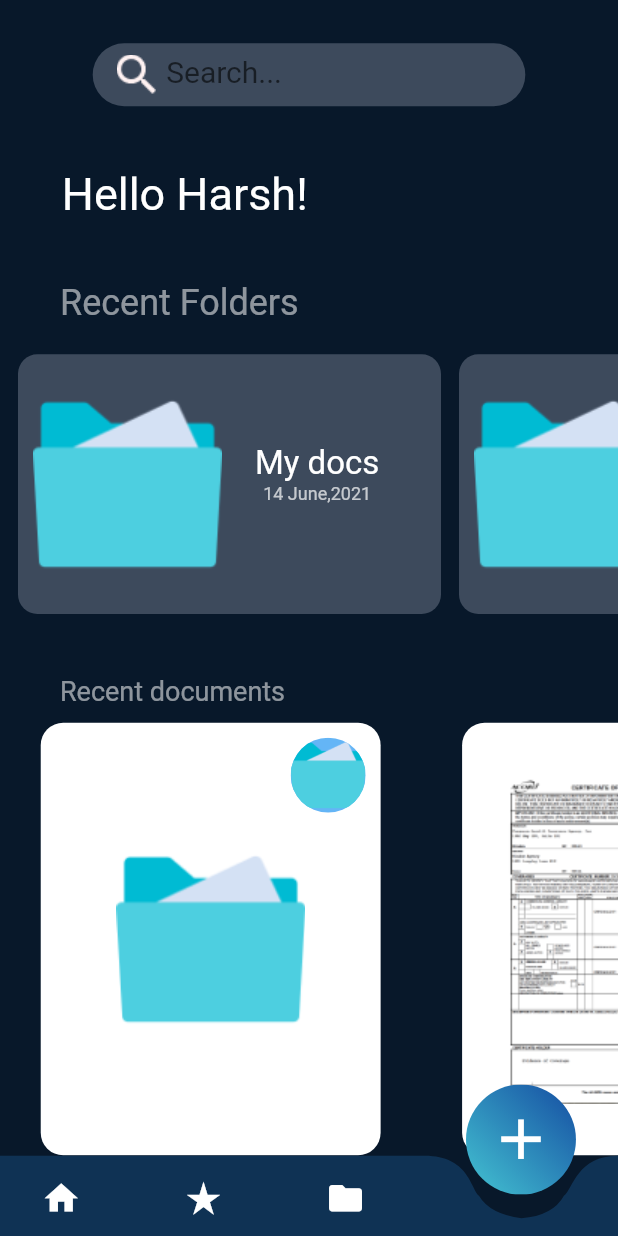
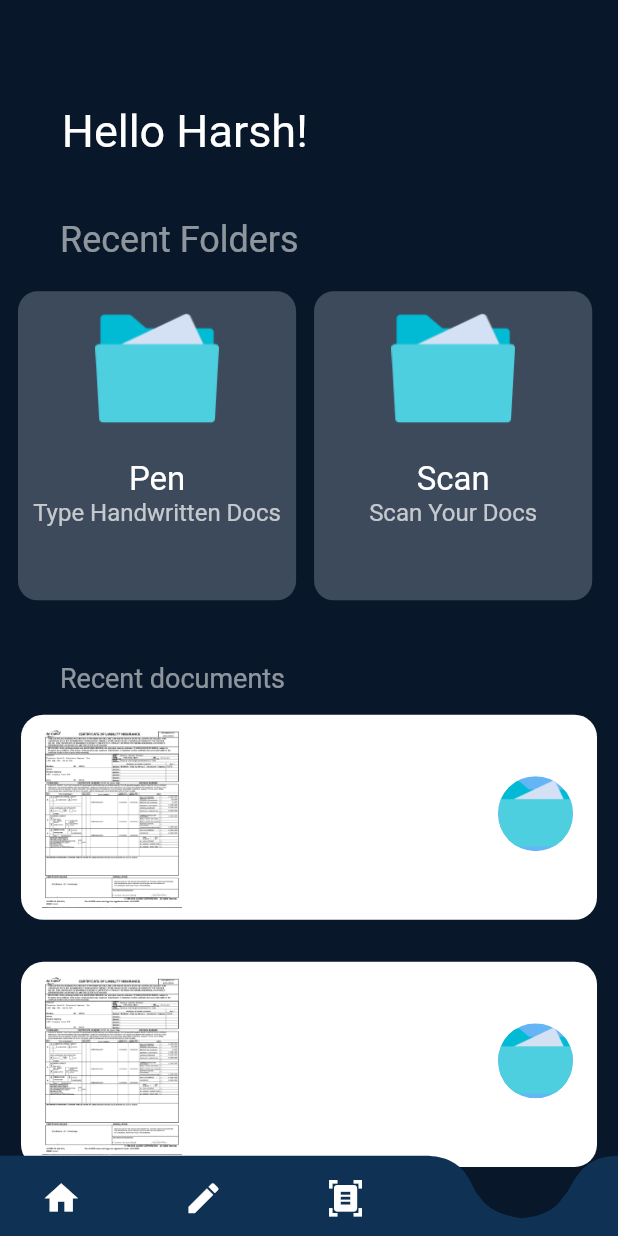
Before and after one commit to tetrex/docscanner-projectV1.2, a Flutter app: the screen it shows after launch, on a phone screen of 412 x 824 dp. Run offline on Flutter 3.47's test engine with Material 2 defaults, Android fonts, the phone set to English and light mode, and no system bars; our stand-ins replace device_preview; missing offline and left inert: circular_reveal_animation, proste_bezier_curve; Roboto replaces fonts that are missing (Poppins, Segoe UI).

Commit message:
Almost_Completed_UI_V1

```diff
--- a/lib/Components/DocCard.dart
+++ b/lib/Components/DocCard.dart
@@ -6,56 +6,69 @@ class DocCard extends StatelessWidget {
   const DocCard({
     Key? key,
     required this.screenStateIndex,
+    required this.gallaryIndexValue,
+    required this.docCardName,
+    // ignore: non_constant_identifier_names
+    required this.Message,
   }) : super(key: key);
   final int screenStateIndex;
+  final String docCardName;
+  final int gallaryIndexValue;
+  // ignore: non_constant_identifier_names
+  final String Message;
   @override
   Widget build(BuildContext context) {
-    // Size size = MediaQuery.of(context).size;
+    Size size = MediaQuery.of(context).size;
     return Consumer<ScreenState>(
       builder: (context, screen, child) => GestureDetector(
         onTap: () {
           screen.index = screenStateIndex;
-
+          screen.gallaryIndex = gallaryIndexValue;
+          screen.selectGallary();
+          print("${screen.gallaryIndex} is the gallary index");
           screen.stateSelector();
         },
         child: Container(
-          height: 159,
-          width: 282,
+          height: size.width * 0.7,
+          width: size.width * 0.45,
           decoration: BoxDecoration(
             color: Color(0xff3D4A5C),
             borderRadius: BorderRadius.circular(13),
           ),
           child: Padding(
             padding: const EdgeInsets.all(10.0),
-            child: Row(
+            child: Column(
               mainAxisAlignment: MainAxisAlignment.start,
               children: [
                 Container(
-                  height: 126,
-                  width: 126,
+                  height: size.width * 0.2,
+                  width: size.width * 0.2,
                   child: Image.asset("assets/folder.png"),
                 ),
                 Padding(
-                  padding: const EdgeInsets.only(left: 22),
+                  padding: const EdgeInsets.only(left: 0),
                   child: Column(
                     mainAxisAlignment: MainAxisAlignment.start,
                     children: [
-                      SizedBox(height: 50),
+                      SizedBox(height: 20),
+
                       Container(
                         child: Text(
-                          "My docs",
+                          docCardName,
                           style: TextStyle(
                               color: Colors.white,
                               fontSize: 22,
                               fontFamily: "Segoe UI"),
                         ),
                       ),
+                      // ),
                       Container(
                         child: Text(
-                          "14 June,2021",
+                          Message,
+                          textAlign: TextAlign.center,
                           style: TextStyle(
                               color: Colors.white70,
-                              fontSize: 12,
+                              fontSize: 16,
                               fontFamily: "Segoe UI"),
                         ),
                       ),
--- a/lib/Components/PreviewCard.dart
+++ b/lib/Components/PreviewCard.dart
@@ -10,15 +10,23 @@ class PreviewCard extends StatelessWidget {
   @override
   Widget build(BuildContext context) {
     var size = MediaQuery.of(context).size;
-    return Container(
-      padding: EdgeInsets.all(12),
-      width: size.width * 0.55,
-      height: size.width * 0.70,
-      decoration: BoxDecoration(
-        color: Colors.white,
-        borderRadius: BorderRadius.circular(15),
+    return Padding(
+      padding: const EdgeInsets.all(14.0),
+      child: Container(
+        // padding: EdgeInsets.all(12),
+        width: size.width,
+        height: size.width * 0.35,
+        decoration: BoxDecoration(
+          color: Colors.white,
+          borderRadius: BorderRadius.circular(15),
+        ),
+        child: Align(
+            alignment: Alignment.centerLeft,
+            child: Padding(
+              padding: const EdgeInsets.only(left: 14.0, top: 8, bottom: 8),
+          child: imagePath,
+        )),
       ),
-      child: imagePath,
     );
   }
 }
--- a/lib/Screens/Screen0/Screen0.dart
+++ b/lib/Screens/Screen0/Screen0.dart
@@ -162,9 +162,9 @@ class _Screen0State extends State<Screen0> {
             children: [
               SizedBox(height: size.width * 0.07),
               Container(
-                // color: Colors.green,
-                child: SearchBar(searchController: searchController),
-              ),
+                  // color: Colors.green,
+                  // child: SearchBar(searchController: searchController),
+                  ),
               SizedBox(height: size.width * 0.1),
               Container(
                 child: Row(
@@ -205,14 +205,14 @@ class _Screen0State extends State<Screen0> {
               SizedBox(height: 20),
               Container(
                 // color: Colors.yellow,
-                height: size.width * 0.42,
+                height: size.width * 0.5,
                 child: ListView(
                   scrollDirection: Axis.horizontal,
                   padding: EdgeInsets.only(left: 12, right: 12),
                   children: [
-                    DocCard(screenStateIndex: 2),
+                    DocCard(screenStateIndex: 1,docCardName: "Pen",Message: "Type Handwritten Docs",gallaryIndexValue: 0,),
                     SizedBox(width: 12),
-                    DocCard(screenStateIndex: 1),
+                    DocCard(screenStateIndex: 1,docCardName: "Scan",Message: "Scan Your Docs" ,gallaryIndexValue: 1,),
                   ],
                 ),
               ),
@@ -236,23 +236,23 @@ class _Screen0State extends State<Screen0> {
               ),
               Container(
                 // margin: EdgeInsets.only(bottom: size.width * 0.14),
-                height: size.width * 0.75,
+                height: size.width * 0.825,
                 child: GridView.count(
-                    scrollDirection: Axis.horizontal,
-                    childAspectRatio: 1.1,
+                    scrollDirection: Axis.vertical,
+                    childAspectRatio: 2.5,
                     crossAxisCount: 1,
-                    // crossAxisSpacing: 0,
+                    crossAxisSpacing: 2,
                     // mainAxisSpacing: 2,
                     // padding: EdgeInsets.only(right: 20, left: 20, top: 8),
                     children: [
                       Center(
                           child: Stack(children: [
                         PreviewCard(
-                          imagePath: Image.asset("assets/folder.png"),
+                          imagePath: Image.asset("assets/docImage.png"),
                         ),
                         Positioned(
-                          top: 10,
-                          right: 10,
+                          top: 55,
+                          right: 30,
                           child: ClipOval(
                             clipBehavior: Clip.antiAlias,
                             child: Container(
@@ -269,8 +269,8 @@ class _Screen0State extends State<Screen0> {
                           imagePath: Image.asset("assets/docImage.png"),
                         ),
                         Positioned(
-                          top: 10,
-                          right: 10,
+                          top: 55,
+                          right: 30,
                           child: ClipOval(
                             child: Container(
                                 color: Colors.blue.shade300,
@@ -286,8 +286,8 @@ class _Screen0State extends State<Screen0> {
                           imagePath: Image.asset("assets/docImage.png"),
                         ),
                         Positioned(
-                          top: 10,
-                          right: 10,
+                          top: 55,
+                          right: 30,
                           child: ClipOval(
                             child: Container(
                                 color: Colors.blue.shade300,
@@ -303,8 +303,8 @@ class _Screen0State extends State<Screen0> {
                           imagePath: Image.asset("assets/docImage.png"),
                         ),
                         Positioned(
-                          top: 10,
-                          right: 10,
+                          top: 55,
+                          right: 30,
                           child: ClipOval(
                             child: Container(
                                 color: Colors.blue.shade300,
@@ -320,8 +320,8 @@ class _Screen0State extends State<Screen0> {
                           imagePath: Image.asset("assets/docImage.png"),
                         ),
                         Positioned(
-                          top: 10,
-                          right: 10,
+                          top: 55,
+                          right: 30,
                           child: ClipOval(
                             child: Container(
                                 color: Colors.blue.shade300,
--- a/lib/State/State.dart
+++ b/lib/State/State.dart
@@ -1,21 +1,69 @@
+import 'package:doc_scanner/Screens/HandwrittenDocScreen/TextEditorScreen.dart';
+import 'package:doc_scanner/Screens/ScannerDocScreen/ActiveScannerScreen.dart';
 import 'package:doc_scanner/Screens/Screen0/Screen0.dart';
 import 'package:doc_scanner/Screens/Screen1/Screen1.dart';
 import 'package:doc_scanner/Screens/Screen2/Screen2.dart';
+import 'package:doc_scanner/Widgets/NavBar/HandWrittenButton.dart';
 import 'package:flutter/material.dart';
+import '../Widgets/NavBar/ScannerButton.dart';
 
 class ScreenState extends ChangeNotifier {
   int index = 0;
+  var buttonIndexPopUp = 0;
+  int gallaryIndex = 1;
   Widget element = Screen0();
+  String gallaryName = "";
+  List handwrittenDocPopUpState = ["Hide", "Cancle"];
+  String buttonState = "Cancle";
 
+  // Widget ButtonState = Center();
+
+  List docCardName = [
+    "Handwritten Docs",
+    "Scanned Docs",
+    "Starred Docs",
+    "Gallary"
+  ];
   List listOfBody = [
     Screen0(),
-    Screen1(),
     Screen2(),
+    TextEditorDocScreen(),
+    ActiveScannerScreen(),
+  ];
+
+  List<Widget> ButtonForm = [
+    Center(),
+    HandWrittenButton(),
+    ScannerButton(),
   ];
 
   stateSelector() {
-    print(listOfBody.length);
+    print("${listOfBody.length} is value of list of body length");
     element = listOfBody[index];
     notifyListeners();
   }
+
+  selectGallary() {
+    gallaryName = docCardName[gallaryIndex];
+    // print("${gallaryName}");
+    notifyListeners();
+  }
+
+  mainButtonStateSelector() {
+    if (index == 0) {
+      return ButtonForm[0];
+    } else if (index == 2) {
+      return (ButtonForm[1]);
+    } else if (index == 3) {
+      return (ButtonForm[2]);
+    } else {
+      return (ButtonForm[0]);
+    }
+  }
+
+  // popUpCardState() {
+
+  // buttonState = handwrittenDocPopUpState[buttonIndexPopUp];
+  // notifyListeners();
+  // }
 }
--- a/lib/Widgets/NavBar/NavBar.dart
+++ b/lib/Widgets/NavBar/NavBar.dart
@@ -1,10 +1,11 @@
 import 'package:doc_scanner/State/State.dart';
-import 'package:doc_scanner/Widgets/NavBar/Button.dart';
+import 'package:doc_scanner/Widgets/NavBar/HandWrittenButton.dart';
 import 'package:flutter/material.dart';
 import 'package:flutter/cupertino.dart';
 import 'package:provider/provider.dart';
 // import 'package:jumping_bottom_nav_bar/jumping_nav_bar.dart';
-import './Button.dart';
+// import './Button.dart';
+import 'ScannerButton.dart';
 
 // import 'dart:ui' as ui;
 
@@ -22,18 +23,7 @@ class _NavBarState extends State<NavBar> {
     var iconSize = size.height * 0.032;
     return Stack(
       children: [
-        Align(
-          alignment: Alignment.topRight,
-          child: Container(
-            // decoration: BoxDecoration(
-            //     borderRadius: BorderRadius.all(Radius.circular(4))),
-            margin: EdgeInsets.only(right: size.width * 0.068, bottom: 0.5),
-            height: size.width * 0.178,
-            width: size.width * 0.178,
-            // color: Colors.amber[400],
-            child: Button(),
-          ),
-        ),
+        Consumer<ScreenState>(builder: (context,screen,child)=>screen.mainButtonStateSelector()),
         Align(
           alignment: Alignment.bottomCenter,
           child: Container(
@@ -92,12 +82,13 @@ class _NavBarState extends State<NavBar> {
                         builder: (context, screen, child) => InkWell(
                               onTap: () {
                                 print("button 1");
-                                screen.index = 1;
+                                screen.index = 2;
+                                screen.gallaryIndex = 2;
                                 screen.stateSelector();
                                 print(screen.index);
                               },
                               child: (Icon(
-                                Icons.star_rate,
+                                Icons.edit,
                                 color: Colors.white,
                                 size: iconSize,
                               )),
@@ -113,12 +104,13 @@ class _NavBarState extends State<NavBar> {
                         builder: (context, screen, child) => InkWell(
                               onTap: () {
                                 print("button 2");
-                                screen.index = 2;
+                                screen.index = 3;
+                                screen.gallaryIndex = 3;
                                 screen.stateSelector();
                                 print(screen.index);
                               },
                               child: (Icon(
-                                Icons.folder,
+                                Icons.document_scanner,
                                 color: Colors.white,
                                 size: iconSize,
                               )),
--- a/lib/Widgets/NavBar/Button.dart
+++ b/lib/Widgets/NavBar/showRevealImageDialog.dart
@@ -2,43 +2,6 @@ import 'package:circular_reveal_animation/circular_reveal_animation.dart';
 import 'package:flutter/material.dart';
 import 'package:proste_bezier_curve/proste_bezier_curve.dart';
 
-class Button extends StatefulWidget {
-  const Button({Key? key}) : super(key: key);
-
-  @override
-  _ButtonState createState() => _ButtonState();
-}
-
-class _ButtonState extends State<Button> {
-  @override
-  Widget build(BuildContext context) {
-    return ClipOval(
-      child: Container(
-        decoration: BoxDecoration(
-          gradient: LinearGradient(
-              begin: Alignment.bottomLeft,
-              end: Alignment.topRight,
-              colors: [Color(0xff44C4D2), Color(0xff154DA2)]),
-        ),
-        // height: 60,
-        // width: 60,
-        // color: Colors.amber[400],
-        child: Center(
-          child: GestureDetector(
-            onTap: () => showRevealImageDialog(context),
-            child: Icon(
-              Icons.add,
-              size: 45,
-              color: Colors.white,
-            ),
-          ),
-        ),
-      ),
-    );
-  }
-}
-
-//FAB Reval Animation
 void showRevealImageDialog(BuildContext context) {
   showGeneralDialog(
     context: context,
```
Also changed, not shown: lib/Components/DocGallary.dart (+35 -11 lines), lib/Components/NewDocPopUpCard.dart (+39 -26 lines), lib/Screens/HandwrittenDocScreen/TextEditorScreen.dart (added, +23 -0 lines), lib/Screens/ScannerDocScreen/ActiveScannerScreen.dart (added, +20 -0 lines), lib/Widgets/NavBar/HandWrittenButton.dart (added, +51 -0 lines), lib/Widgets/NavBar/ScannerButton.dart (added, +51 -0 lines).
